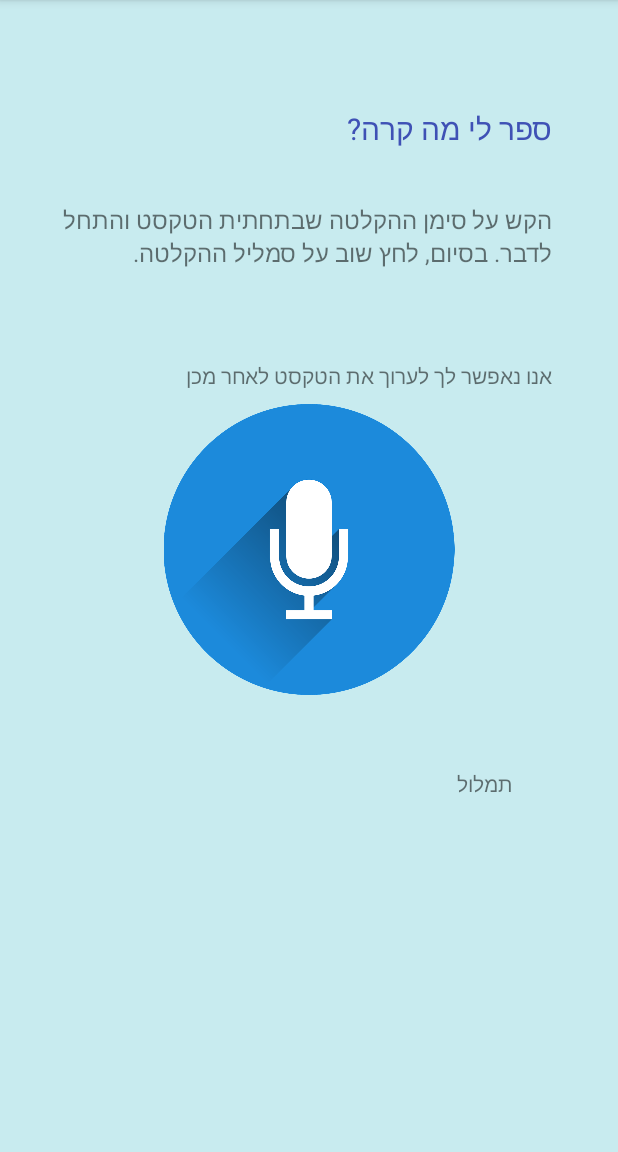
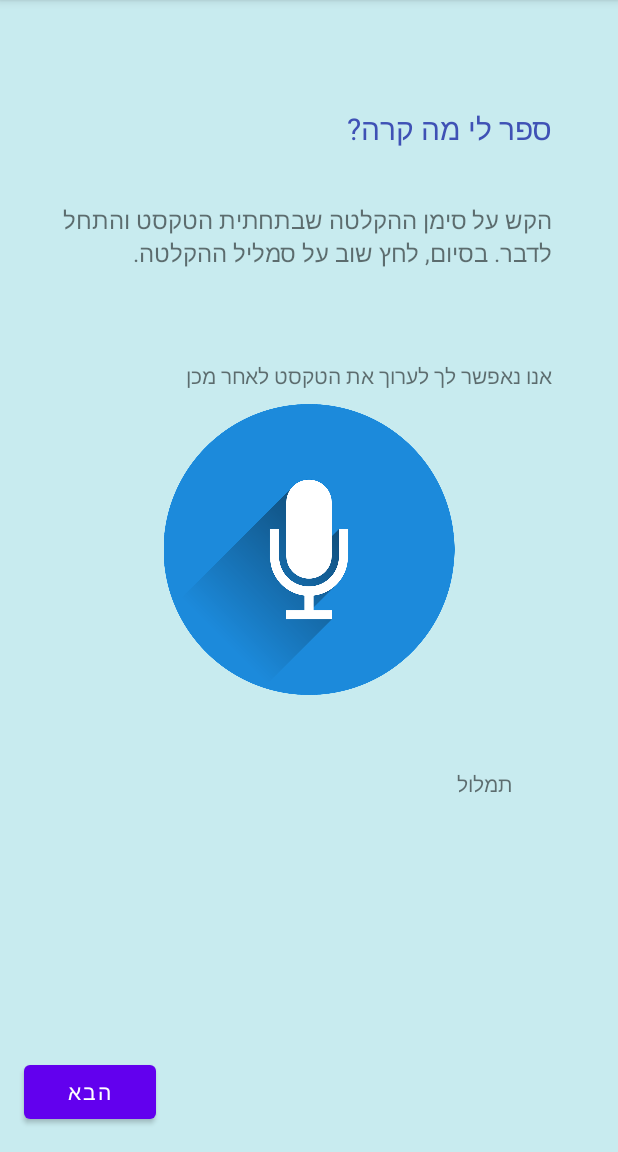
Before and after one commit to ran6996/HackIDC2021, an Android app: the recorder screen opened directly, with no data from a screen before it, on a phone screen of 412 x 824 dp, the part 84-1236 px from its top. Run offline under Robolectric (Android 15) with nearby library versions, the light colour scheme and no system bars.

Commit message:
Final project as presented.

```diff
--- a/app/src/main/java/com/example/hackidc2021/LocationService.kt
+++ b/app/src/main/java/com/example/hackidc2021/LocationService.kt
@@ -7,9 +7,7 @@ import android.content.ContextWrapper
 import android.content.pm.PackageManager
 import android.location.Location
 import android.location.LocationListener
-import android.os.Bundle
 import android.os.Looper
-import android.util.Log
 import androidx.core.app.ActivityCompat
 import com.google.android.gms.location.*
 
--- a/app/src/main/java/com/example/hackidc2021/choose_subject.kt
+++ b/app/src/main/java/com/example/hackidc2021/choose_subject.kt
@@ -4,7 +4,6 @@ import android.content.Intent
 import android.os.Bundle
 import androidx.appcompat.app.AppCompatActivity
 import kotlinx.android.synthetic.main.activity_choose_subject.*
-import kotlinx.android.synthetic.main.activity_main.*
 
 
 class choose_subject : AppCompatActivity() {
--- a/app/src/main/java/com/example/hackidc2021/recorder.kt
+++ b/app/src/main/java/com/example/hackidc2021/recorder.kt
@@ -8,6 +8,7 @@ import android.os.Bundle
 import android.speech.RecognizerIntent
 import android.view.View
 import kotlinx.android.synthetic.main.activity_recorder.*
+import kotlinx.android.synthetic.main.activity_recorder.button3
 import java.lang.Exception
 
 class recorder : AppCompatActivity() {
@@ -18,6 +19,11 @@ class recorder : AppCompatActivity() {
         btnSpeak.setOnClickListener(View.OnClickListener {
             getSpeechInput()
         })
+
+        button3.setOnClickListener{
+            val intent = Intent(this, FinishActivity::class.java)
+            startActivity(intent)
+        }
     }
 
     private fun getSpeechInput() {
--- a/app/src/main/java/com/example/hackidc2021/take_a_picture.kt
+++ b/app/src/main/java/com/example/hackidc2021/take_a_picture.kt
@@ -15,8 +15,6 @@ class take_a_picture : AppCompatActivity() {
 
         button2.setOnClickListener{
             val intent = Intent(this, recorder::class.java)
-//            intent.putExtra(PERSON, personDetails)
-//            intent.putExtra(EVENT, eventDetails)
             startActivity(intent)
         }
     }
--- a/app/src/main/res/layout/activity_recorder.xml
+++ b/app/src/main/res/layout/activity_recorder.xml
@@ -67,4 +67,15 @@
         app:layout_constraintEnd_toEndOf="parent"
         app:layout_constraintTop_toBottomOf="@+id/btnSpeak" />
 
+    <Button
+        android:id="@+id/button3"
+        android:layout_width="wrap_content"
+        android:layout_height="wrap_content"
+        android:layout_marginStart="16dp"
+        android:layout_marginLeft="16dp"
+        android:layout_marginBottom="16dp"
+        android:text="הבא"
+        app:layout_constraintBottom_toBottomOf="parent"
+        app:layout_constraintStart_toStartOf="parent" />
+
 </androidx.constraintlayout.widget.ConstraintLayout>
```
Also changed, not shown: app/src/main/java/com/example/hackidc2021/MainActivity.kt (+0 -17 lines).
